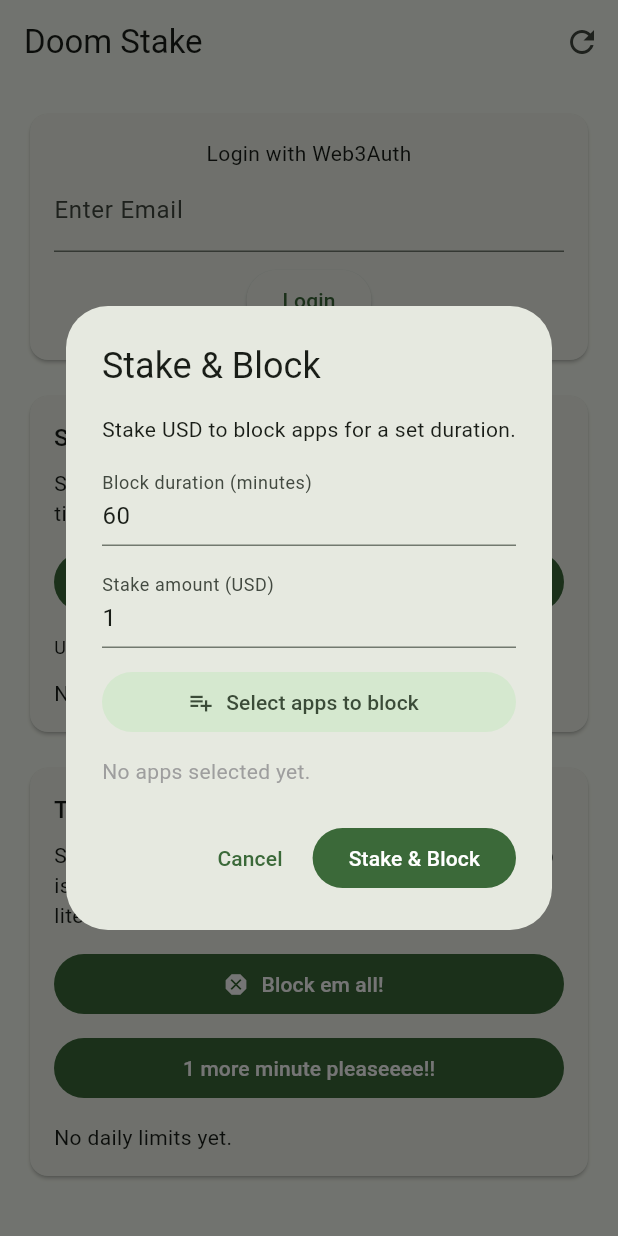
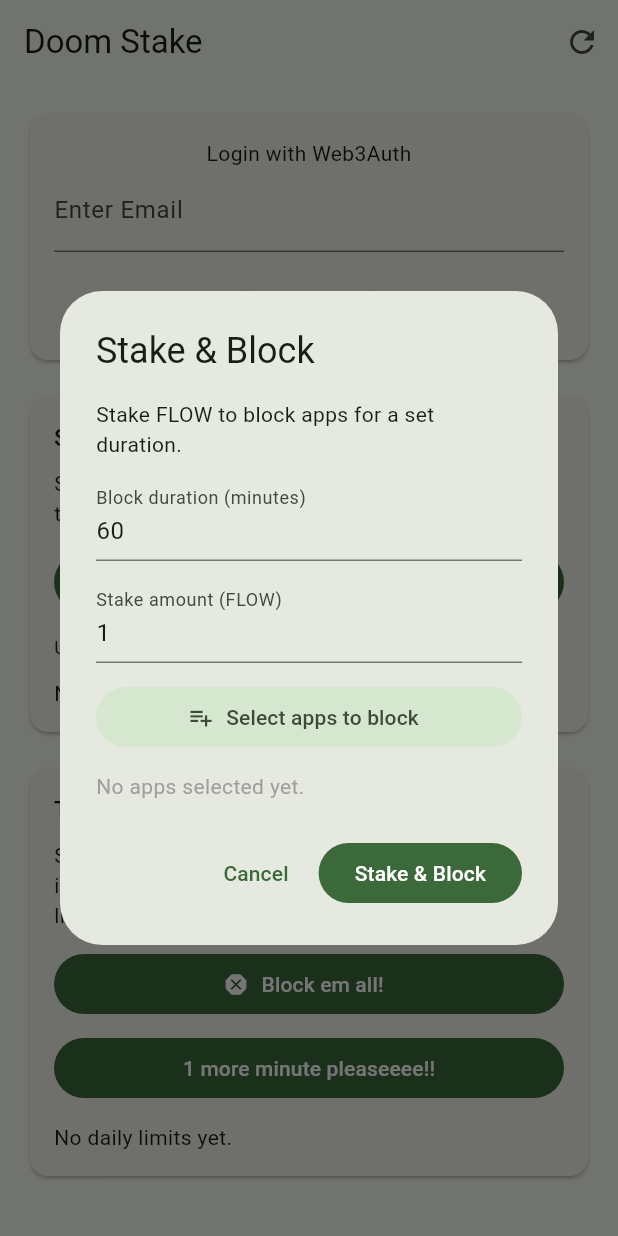
Before and after one commit to shantanuSakpal/doom-stake, a Flutter app: the screen it shows after launch, after a tap on "Stake & Block", on a phone screen of 412 x 824 dp. Run offline on Flutter 3.47's test engine with Material 3 defaults, Android fonts, the phone set to English and light mode, and no system bars; our stand-ins replace flutter_dotenv, image_picker, shared_preferences; missing offline and left inert: android_intent_plus, installed_apps, system_alert_window, usage_stats, web3auth_flutter, web3dart; statements that could not run were skipped.

Commit message:
stake app done

```diff
--- a/lib/main.dart
+++ b/lib/main.dart
@@ -611,9 +611,9 @@ class _ScreenTimeHomePageState extends State<ScreenTimeHomePage>
 
     try {
       final events = await UsageStats.queryEvents(start, end);
-      debugPrint(
-        '[EventMonitor] Polled ${events.length} events from $start to $end',
-      );
+      // debugPrint(
+      //   '[EventMonitor] Polled ${events.length} events from $start to $end',
+      // );
 
       // Build a merged list of all blocked apps
       final Map<String, String> blockedApps = {};
@@ -632,7 +632,7 @@ class _ScreenTimeHomePageState extends State<ScreenTimeHomePage>
         }
       });
 
-      debugPrint('[BlockedApps] Currently blocked apps: $blockedApps');
+      // debugPrint('[BlockedApps] Currently blocked apps: $blockedApps');
 
       // Detect if a blocked app was opened
       for (final event in events) {
@@ -842,7 +842,7 @@ class _ScreenTimeHomePageState extends State<ScreenTimeHomePage>
                   mainAxisSize: MainAxisSize.min,
                   crossAxisAlignment: CrossAxisAlignment.stretch,
                   children: [
-                    const Text('Stake USD to block apps for a set duration.'),
+                    const Text('Stake FLOW to block apps for a set duration.'),
                     const SizedBox(height: 12),
                     TextField(
                       controller: durationController,
@@ -858,7 +858,7 @@ class _ScreenTimeHomePageState extends State<ScreenTimeHomePage>
                         decimal: true,
                       ),
                       decoration: const InputDecoration(
-                        labelText: 'Stake amount (USD)',
+                        labelText: 'Stake amount (FLOW)',
                       ),
                     ),
                     const SizedBox(height: 12),
@@ -959,7 +959,7 @@ class _ScreenTimeHomePageState extends State<ScreenTimeHomePage>
                     Navigator.of(context).pop(
                       _StakeRequest(
                         duration: Duration(minutes: durationMinutes),
-                        amountUsd: amount,
+                        amountFLOW: amount,
                         selectedApps: chosenApps,
                       ),
                     );
@@ -983,13 +983,90 @@ class _ScreenTimeHomePageState extends State<ScreenTimeHomePage>
     _handleStakeRequest(request);
   }
 
-  void _handleStakeRequest(_StakeRequest request) {
+  static const String _stakeAbi = '''
+[
+  {"inputs":[{"internalType":"uint256","name":"_stakeTime","type":"uint256"}],
+   "name":"stake",
+   "outputs":[],
+   "stateMutability":"payable",
+   "type":"function"}
+]
+''';
+
+  static final EthereumAddress _stakeContract = EthereumAddress.fromHex(
+    "0xa861f9c3CD9EcBB01ad0aCf0B43a606C4C87269F",
+  );
+
+  Future<String> _sendStake(double amountFlow, int stakeTimeSeconds) async {
+    try {
+      final prefs = await SharedPreferences.getInstance();
+      final privateKey = prefs.getString('privateKey');
+
+      if (privateKey == null || privateKey.isEmpty) {
+        throw Exception("No private key found. Please login first.");
+      }
+
+      final client = Web3Client(
+        "https://testnet.evm.nodes.onflow.org", // Flow EVM testnet RPC
+        Client(),
+      );
+
+      final credentials = EthPrivateKey.fromHex(privateKey);
+
+      final contract = DeployedContract(
+        ContractAbi.fromJson(_stakeAbi, "StakeContract"),
+        _stakeContract,
+      );
+
+      final stakeFunction = contract.function("stake");
+
+      final value = EtherAmount.fromUnitAndValue(
+        EtherUnit.wei,
+        BigInt.from(amountFlow * 1e18), // convert double to BigInt
+      );
+
+      final txHash = await client.sendTransaction(
+        credentials,
+        Transaction.callContract(
+          contract: contract,
+          function: stakeFunction,
+          parameters: [BigInt.from(stakeTimeSeconds)], // _stakeTime
+          value: value, // sending FLOW
+        ),
+        chainId: 545, // Flow EVM testnet
+      );
+
+      setState(() {
+        _lastTxHash = txHash;
+      });
+
+      return txHash;
+    } catch (e) {
+      debugPrint("Stake error: $e");
+      return "Error: $e";
+    }
+  }
+
+  void _handleStakeRequest(_StakeRequest request) async {
     final blockedUntil = DateTime.now().add(request.duration);
     final appNames = request.selectedApps.map((app) => app.name).join(', ');
+
     debugPrint(
-      'Stake function called: amount=${request.amountUsd} USD, '
+      'Calling stake: amount=${request.amountFLOW} FLOW, '
       'duration=${request.duration.inMinutes} minutes, apps=[$appNames]',
     );
+
+    // send real tx
+    final txHash = await _sendStake(
+      request.amountFLOW, // FLOW amount
+      request.duration.inSeconds, // pass seconds as stakeTime
+    );
+
+    if (mounted) {
+      ScaffoldMessenger.of(
+        context,
+      ).showSnackBar(SnackBar(content: Text("Stake tx sent: $txHash")));
+    }
 
     setState(() {
       for (final app in request.selectedApps) {
@@ -1001,7 +1078,7 @@ class _ScreenTimeHomePageState extends State<ScreenTimeHomePage>
             packageName: app.packageName,
             appName: app.name,
             blockedUntil: blockedUntil,
-            stakeAmount: request.amountUsd,
+            stakeAmount: request.amountFLOW,
             icon: app.icon,
           ),
         );
@@ -1086,7 +1163,7 @@ class _ScreenTimeHomePageState extends State<ScreenTimeHomePage>
             ),
             const SizedBox(height: 8),
             Text(
-              'Stake USD to block distracting apps for a custom time period.',
+              'Stake FLOW to block distracting apps for a custom time period.',
               style: Theme.of(context).textTheme.bodyMedium,
             ),
             const SizedBox(height: 12),
@@ -1720,12 +1797,12 @@ class BlockedAppEntry {
 class _StakeRequest {
   const _StakeRequest({
     required this.duration,
-    required this.amountUsd,
+    required this.amountFLOW,
     required this.selectedApps,
   });
 
   final Duration duration;
-  final double amountUsd;
+  final double amountFLOW;
   final List<AppInfo> selectedApps;
 }
 
```
